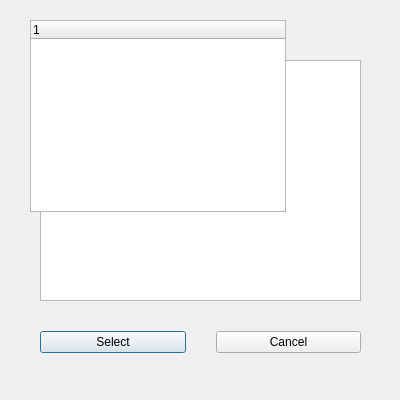
Old version of the form gui/prereqselectwindow.ui in the repository hanspistorstetson/CSCI-221-Project.
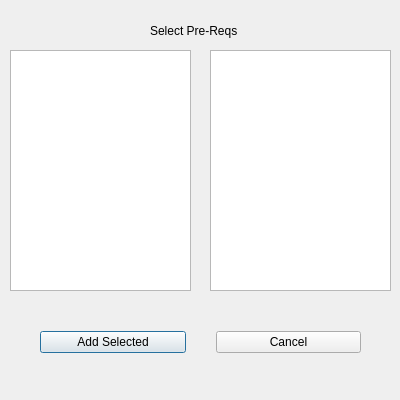
New version of the form.

What changed in the file:
```diff
--- a/gui/prereqselectwindow.ui
+++ b/gui/prereqselectwindow.ui
@@ -48,7 +48,7 @@
     <item>
      <widget class="QPushButton" name="chooseButton">
       <property name="text">
-       <string>Select</string>
+       <string>Add Selected</string>
       </property>
      </widget>
     </item>
@@ -64,27 +64,22 @@
   <widget class="QListWidget" name="prereqListWidget">
    <property name="geometry">
     <rect>
-     <x>40</x>
-     <y>60</y>
-     <width>321</width>
+     <x>10</x>
+     <y>50</y>
+     <width>181</width>
      <height>241</height>
     </rect>
    </property>
   </widget>
-  <widget class="QTreeWidget" name="treeWidget">
+  <widget class="QListWidget" name="prereqAddedList">
    <property name="geometry">
     <rect>
-     <x>30</x>
-     <y>20</y>
-     <width>256</width>
-     <height>192</height>
+     <x>210</x>
+     <y>50</y>
+     <width>181</width>
+     <height>241</height>
     </rect>
    </property>
-   <column>
-    <property name="text">
-     <string notr="true">1</string>
-    </property>
-   </column>
   </widget>
  </widget>
  <resources/>
```
Left out of the diff: 2 changed lines with no effect on the pictures.
